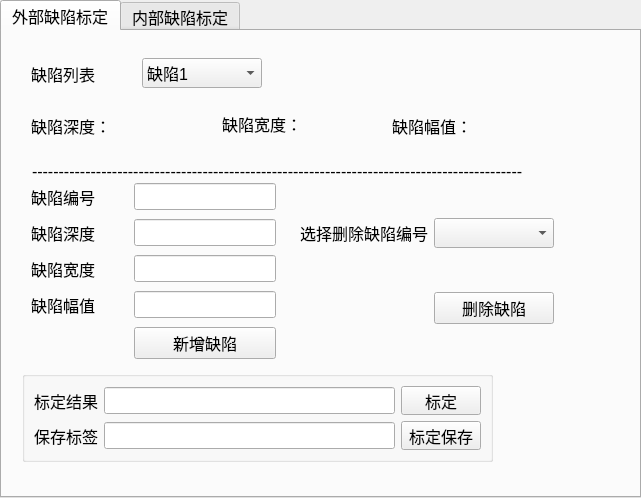
The window that calibrateview.ui (RoboticsKingWay/EMDetect) describes before a commit, drawn with Qt 5.
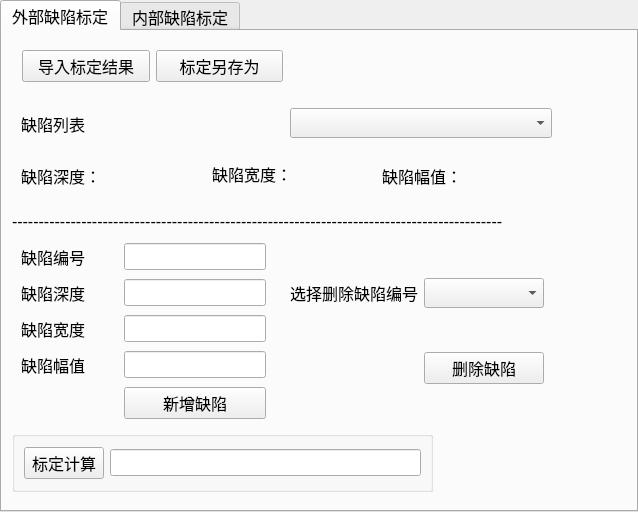
The same window after the commit. The open tabs and pages were chosen to show the change. Icons and pictures are not drawn.

What changed in the file:
```diff
--- a/calibrateview.ui
+++ b/calibrateview.ui
@@ -6,8 +6,8 @@
    <rect>
     <x>0</x>
     <y>0</y>
-    <width>641</width>
-    <height>498</height>
+    <width>638</width>
+    <height>512</height>
    </rect>
   </property>
   <property name="font">
@@ -34,15 +34,15 @@
      <rect>
       <x>10</x>
       <y>10</y>
-      <width>611</width>
-      <height>441</height>
+      <width>601</width>
+      <height>461</height>
      </rect>
     </property>
     <widget class="QWidget" name="widget_2" native="true">
      <property name="geometry">
       <rect>
-       <x>10</x>
-       <y>0</y>
+       <x>0</x>
+       <y>50</y>
        <width>551</width>
        <height>117</height>
       </rect>
@@ -52,7 +52,7 @@
        <rect>
         <x>9</x>
         <y>9</y>
-        <width>231</width>
+        <width>531</width>
         <height>47</height>
        </rect>
       </property>
@@ -72,21 +72,6 @@
            <height>30</height>
           </size>
          </property>
-         <item>
-          <property name="text">
-           <string>缺陷1</string>
-          </property>
-         </item>
-         <item>
-          <property name="text">
-           <string>缺陷2</string>
-          </property>
-         </item>
-         <item>
-          <property name="text">
-           <string>缺陷3</string>
-          </property>
-         </item>
         </widget>
        </item>
       </layout>
@@ -173,8 +158,8 @@
     <widget class="QWidget" name="widget" native="true">
      <property name="geometry">
       <rect>
-       <x>10</x>
-       <y>130</y>
+       <x>0</x>
+       <y>190</y>
        <width>541</width>
        <height>201</height>
       </rect>
@@ -310,8 +295,8 @@
     <widget class="QLabel" name="label_13">
      <property name="geometry">
       <rect>
-       <x>20</x>
-       <y>120</y>
+       <x>0</x>
+       <y>170</y>
        <width>551</width>
        <height>20</height>
       </rect>
@@ -323,10 +308,10 @@
     <widget class="QGroupBox" name="groupBox">
      <property name="geometry">
       <rect>
-       <x>10</x>
-       <y>330</y>
-       <width>471</width>
-       <height>91</height>
+       <x>0</x>
+       <y>390</y>
+       <width>421</width>
+       <height>61</height>
       </rect>
      </property>
      <property name="title">
@@ -334,36 +319,38 @@
      </property>
      <layout class="QGridLayout" name="gridLayout_3">
       <item row="0" column="0">
-       <widget class="QLabel" name="label_17">
+       <widget class="QPushButton" name="pushButton_outside_stand">
         <property name="text">
-         <string>标定结果</string>
+         <string>标定计算</string>
         </property>
        </widget>
       </item>
       <item row="0" column="1">
        <widget class="QLineEdit" name="lineEdit_stand_result"/>
       </item>
-      <item row="0" column="2">
-       <widget class="QPushButton" name="pushButton_outside_stand">
+     </layout>
+    </widget>
+    <widget class="QWidget" name="widget_16" native="true">
+     <property name="geometry">
+      <rect>
+       <x>10</x>
+       <y>0</y>
+       <width>261</width>
+       <height>51</height>
+      </rect>
+     </property>
+     <layout class="QHBoxLayout" name="horizontalLayout_8">
+      <item>
+       <widget class="QPushButton" name="pushButton_outside_import">
         <property name="text">
-         <string>标定</string>
+         <string>导入标定结果</string>
         </property>
        </widget>
       </item>
-      <item row="1" column="0">
-       <widget class="QLabel" name="label_18">
-        <property name="text">
-         <string>保存标签</string>
-        </property>
-       </widget>
-      </item>
-      <item row="1" column="1">
-       <widget class="QLineEdit" name="lineEdit_stand_result_label"/>
-      </item>
-      <item row="1" column="2">
+      <item>
        <widget class="QPushButton" name="pushButton_outside_stand_save">
         <property name="text">
-         <string>标定保存</string>
+         <string>标定另存为</string>
         </property>
        </widget>
       </item>
```
Left out of the diff: 36 changed lines with no effect on the pictures.
